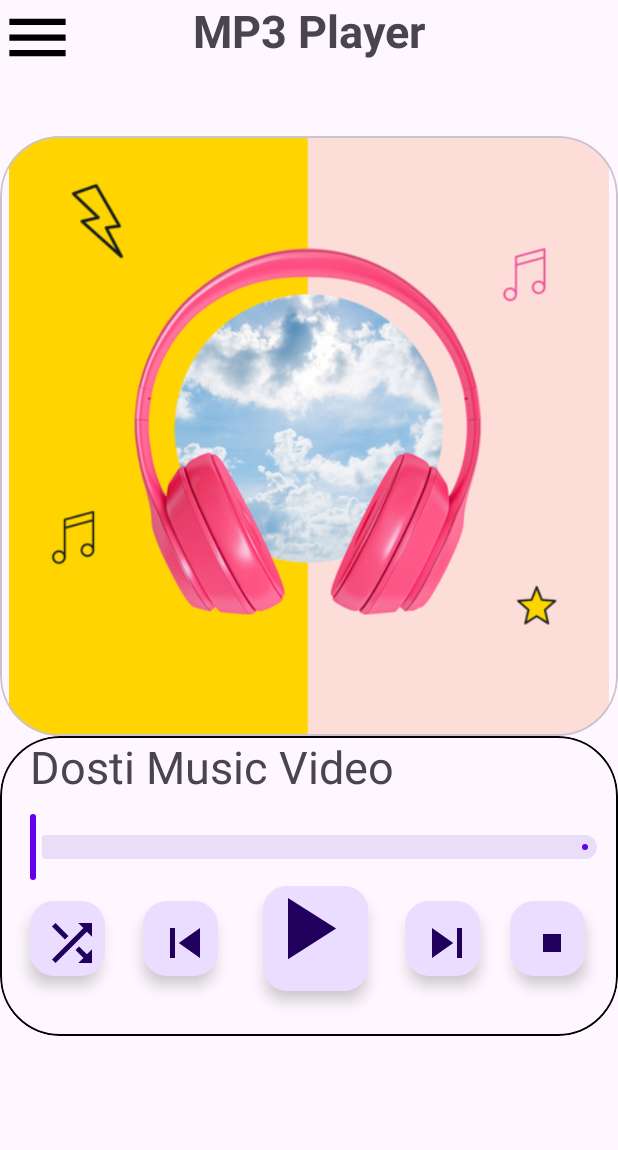
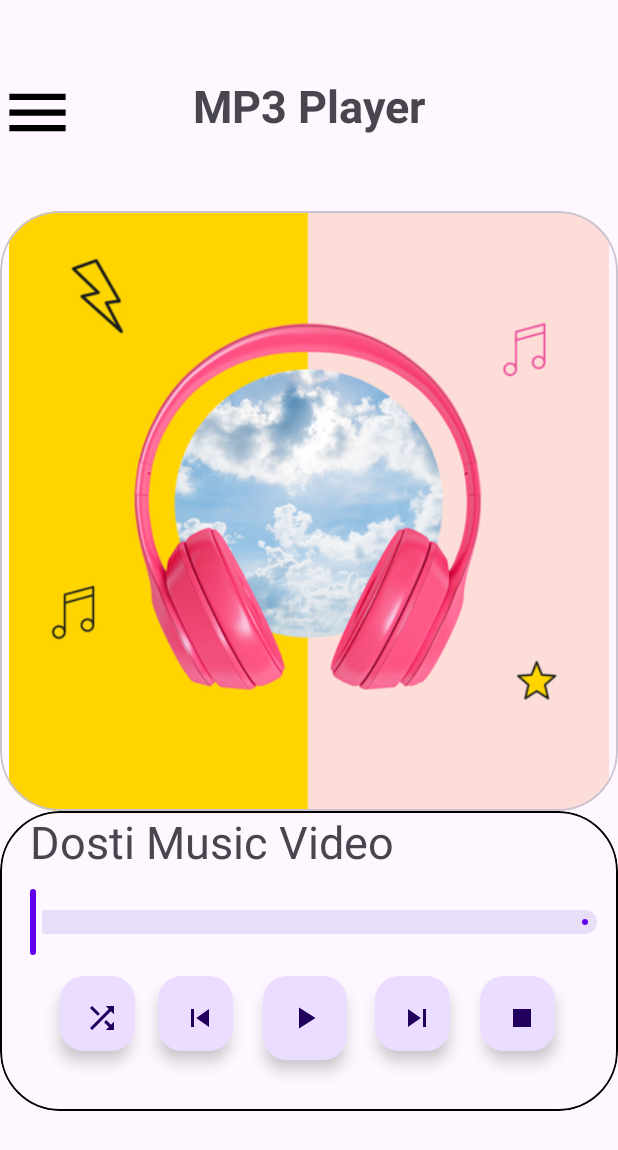
Before and after one commit to hpatel0107/MADPractical5_20012021026, an Android app: the layout activity_main.xml on its own in the app's theme, with its tools: preview values and no code run, on a phone screen of 412 x 824 dp. Shown: the top 1150 px of the screen. Run offline under Robolectric (Android 15) with nearby library versions, the phone set to English and light mode, and no system bars.

Commit message:
Create README.md

```diff
--- a/app/src/main/res/layout/activity_main.xml
+++ b/app/src/main/res/layout/activity_main.xml
@@ -10,6 +10,12 @@
         android:layout_width="match_parent"
         android:layout_height="match_parent"
         android:id="@+id/constraint">
+        <androidx.constraintlayout.widget.ConstraintLayout
+            android:layout_width="match_parent"
+            android:layout_height="wrap_content"
+            android:layout_marginTop="50dp"
+            android:id="@+id/top_tool"
+            app:layout_constraintTop_toTopOf="parent">
 
         <ImageView
             android:id="@+id/menu"
@@ -33,6 +39,9 @@
             app:layout_constraintStart_toStartOf="parent"
             app:layout_constraintTop_toTopOf="parent" />
 
+        </androidx.constraintlayout.widget.ConstraintLayout>
+
+
         <com.google.android.material.card.MaterialCardView
             android:id="@+id/card1"
             style="@style/Widget.Material3.MaterialTimePicker.ImageButton"
@@ -41,7 +50,7 @@
             app:cardCornerRadius="40dp"
             app:layout_constraintEnd_toEndOf="parent"
             app:layout_constraintStart_toStartOf="parent"
-            app:layout_constraintTop_toBottomOf="@+id/text">
+            app:layout_constraintTop_toBottomOf="@+id/top_tool">
 
             <ImageView
                 android:layout_width="match_parent"
@@ -61,9 +70,10 @@
             app:layout_constraintTop_toBottomOf="@+id/card1"
             app:strokeColor="@color/black"
 
+
             >
             <TextView
-                android:layout_width="394dp"
+                android:layout_width="match_parent"
                 android:layout_height="wrap_content"
                 android:layout_marginStart="20dp"
                 android:text="Dosti Music Video"
@@ -72,7 +82,7 @@
             <com.google.android.material.slider.RangeSlider
                 android:layout_width="wrap_content"
                 android:layout_height="wrap_content"
-                android:layout_marginTop="50sp"
+                android:layout_marginTop="50dp"
                 app:layout_constraintEnd_toEndOf="parent"
                 app:layout_constraintStart_toStartOf="parent"
                 app:layout_constraintTop_toTopOf="parent"/>
@@ -80,54 +90,54 @@
 
         <com.google.android.material.floatingactionbutton.FloatingActionButton
             android:id="@+id/shuffle"
-            android:layout_width="80dp"
+            android:layout_width="wrap_content"
             android:layout_height="50dp"
             android:layout_marginVertical="110dp"
-            android:layout_marginStart="20dp"
+            android:layout_marginStart="40dp"
             android:src="@drawable/ic_baseline_shuffle_24"
-            app:maxImageSize="40dp" />
+            app:fabSize="mini" />
 
         <com.google.android.material.floatingactionbutton.FloatingActionButton
             android:id="@+id/pvr"
-            android:layout_width="80dp"
+            android:layout_width="wrap_content"
             android:layout_height="50dp"
             android:layout_marginVertical="110dp"
-            android:layout_marginStart="95dp"
+            android:layout_marginStart="105dp"
             android:src="@drawable/ic_baseline_skip_previous_24"
             android:tint="@color/white"
-            app:maxImageSize="40dp" />
+            app:fabSize="mini" />
 
         <com.google.android.material.floatingactionbutton.FloatingActionButton
             android:id="@+id/start"
-            android:layout_width="70dp"
+            android:layout_width="wrap_content"
             android:layout_height="70dp"
-            android:layout_marginVertical="100dp"
+            android:layout_marginVertical="110dp"
             android:layout_marginStart="175dp"
             android:src="@drawable/ic_baseline_play_arrow_24"
             android:tint="@color/white"
-            app:maxImageSize="70dp"
-            />
+            app:fabSize="mini" />
+
 
         <com.google.android.material.floatingactionbutton.FloatingActionButton
             android:id="@+id/next"
-            android:layout_width="80dp"
+            android:layout_width="wrap_content"
             android:layout_height="50dp"
             android:layout_marginVertical="110dp"
-            android:layout_marginStart="270dp"
+            android:layout_marginStart="250dp"
             android:src="@drawable/ic_baseline_skip_next_24"
             android:tint="@color/white"
-            app:maxImageSize="40dp" />
+            app:fabSize="mini" />
 
         <com.google.android.material.floatingactionbutton.FloatingActionButton
             android:id="@+id/stop"
-            android:layout_width="79dp"
+            android:layout_width="wrap_content"
             android:layout_height="50dp"
             android:layout_marginVertical="110dp"
-            android:layout_marginStart="340dp"
+            android:layout_marginStart="320dp"
             android:src="@drawable/ic_baseline_stop_24"
             android:tint="@color/white"
+            app:fabSize="mini" />
 
-            />
         </com.google.android.material.card.MaterialCardView>
 
     </androidx.constraintlayout.widget.ConstraintLayout>
```
Also changed, not shown: 1 other file.
